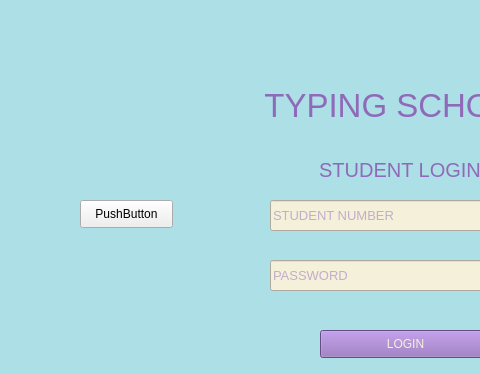
First picture: the form in ui/loginstudent.ui, repository canbulatb/Okul-yonetimi, before the edit; both pictures show x 0 to 480 and y 0 to 374 of the 800 by 600 pixel window.
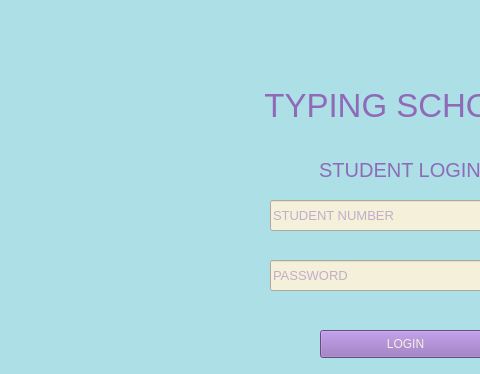
Second picture: the form after the edit.

What changed in the file:
```diff
--- a/ui/loginstudent.ui
+++ b/ui/loginstudent.ui
@@ -224,19 +224,6 @@
      <string/>
     </property>
    </widget>
-   <widget class="QPushButton" name="pushButton">
-    <property name="geometry">
-     <rect>
-      <x>80</x>
-      <y>200</y>
-      <width>93</width>
-      <height>28</height>
-     </rect>
-    </property>
-    <property name="text">
-     <string>PushButton</string>
-    </property>
-   </widget>
    <zorder>label</zorder>
    <zorder>sloginbutton</zorder>
    <zorder>snumberline</zorder>
```
Left out of the diff: 3 changed lines with no effect on the pictures.
